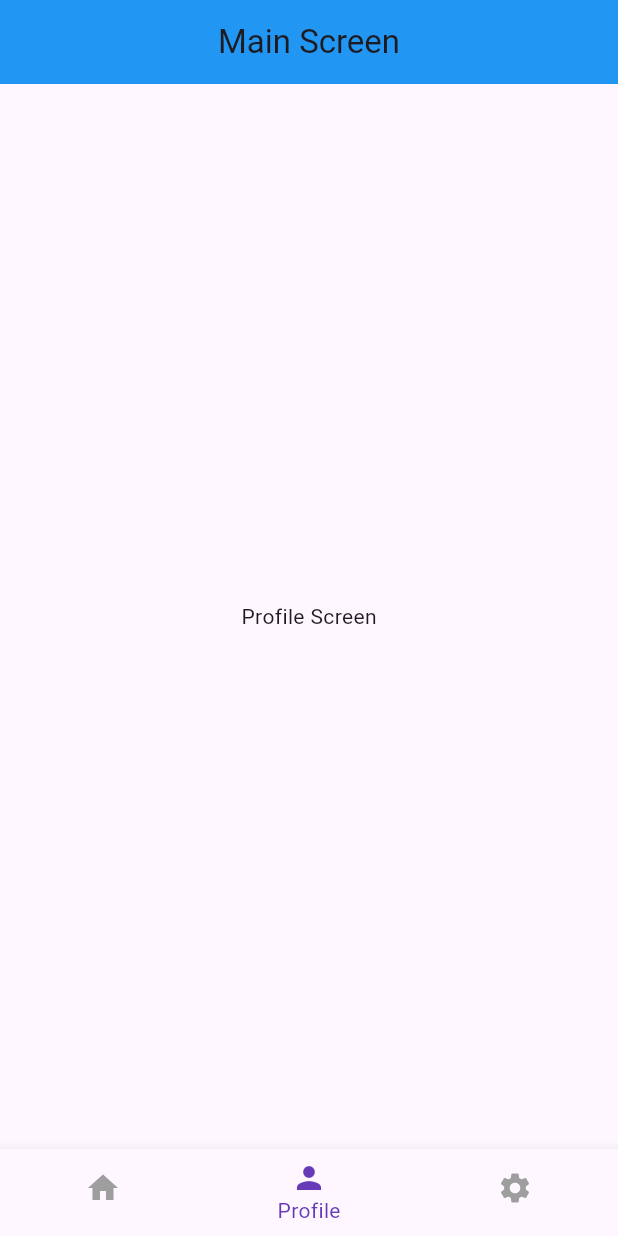
After one commit to MEhsan1237/doctor-UI, a Flutter app: the BottomTapScree screen opened directly, item 2 of the bottom bar chosen, on a phone screen of 412 x 824 dp. The commit adds this screen. Run offline on Flutter 3.47's test engine with Material 3 defaults, Android fonts, the phone set to English and light mode, and no system bars; our stand-ins replace speech_to_text, webview_flutter.

Commit message:
upload file

```diff
--- /dev/null
+++ b/lib/main17.dart
@@ -0,0 +1,54 @@
+import 'package:flutter/material.dart';
+
+
+import 'screen_free/settingsscreen.dart';
+import 'screen_free/homescreen.dart';
+import 'screen_free//profilescreen.dart';
+void main(){
+  runApp(MaterialApp(
+    debugShowCheckedModeBanner: false,
+    home: BottomTapScree(),
+  ));
+}
+
+
+class BottomTapScree extends StatefulWidget {
+  const BottomTapScree({super.key});
+
+  @override
+  State<BottomTapScree> createState() => _BottomTapScreeState();
+}
+
+class _BottomTapScreeState extends State<BottomTapScree> {
+  int _selectedItem = 0;
+  final List<Widget> _list = [
+    HomeScreen(),
+    ProfileScreen(),
+    SettingsScreen(),
+  ];
+
+  @override
+  Widget build(BuildContext context) {
+    return Scaffold(
+      appBar: AppBar(title: const Text("Main Screen"),
+        centerTitle: true,
+        backgroundColor: Colors.blue, ),
+      bottomNavigationBar: BottomNavigationBar(
+        selectedItemColor: Colors.deepPurple,
+          currentIndex: _selectedItem,
+          unselectedItemColor: Colors.grey,
+          showUnselectedLabels: false,
+          onTap: (value){
+            setState(() {
+              _selectedItem = value;
+            });
+          },
+          items: [
+        BottomNavigationBarItem(icon: Icon(Icons.home),label: "Home"),
+        BottomNavigationBarItem(icon: Icon(Icons.person),label: "Profile"),
+        BottomNavigationBarItem(icon: Icon(Icons.settings),label: "Settings"),
+      ]),
+      body: _list[_selectedItem],
+    );
+  }
+}
--- a/lib/main2.dart
+++ b/lib/main2.dart
@@ -32,6 +32,7 @@ class _HomeScreenState extends State<HomeScreen> {
           });
         },
         selectedItemColor: Colors.red,
+
         unselectedItemColor: Colors.grey,
         items: [
           BottomNavigationBarItem(icon: Icon(Icons.home),label: "hi"),
--- /dev/null
+++ b/lib/screen_free/profilescreen.dart
@@ -0,0 +1,15 @@
+import 'package:flutter/material.dart';
+
+class ProfileScreen extends StatelessWidget {
+  const ProfileScreen({super.key});
+
+  @override
+  Widget build(BuildContext context) {
+    return   Scaffold(
+      body: Center(
+        child:
+        Text("Profile Screen"),
+      ),
+    );
+  }
+}
```
Also changed, not shown: lib/screen_free/homescreen.dart (added, +16 -0 lines), lib/screen_free/settingsscreen.dart (added, +15 -0 lines).
